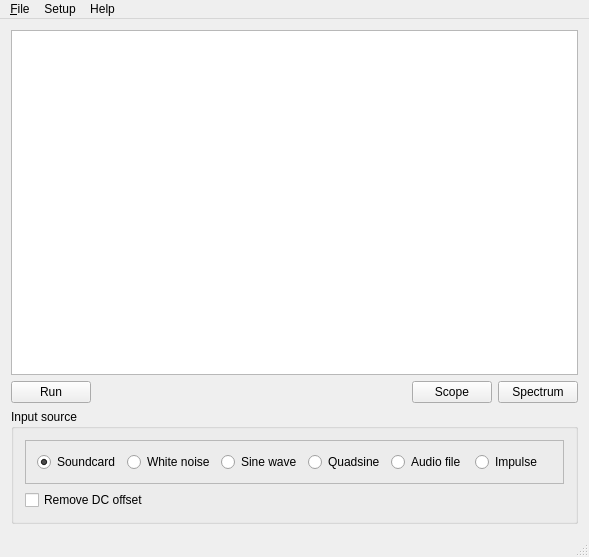
trcwm/BasicDSP, file mainwindow.ui: the form before one commit.
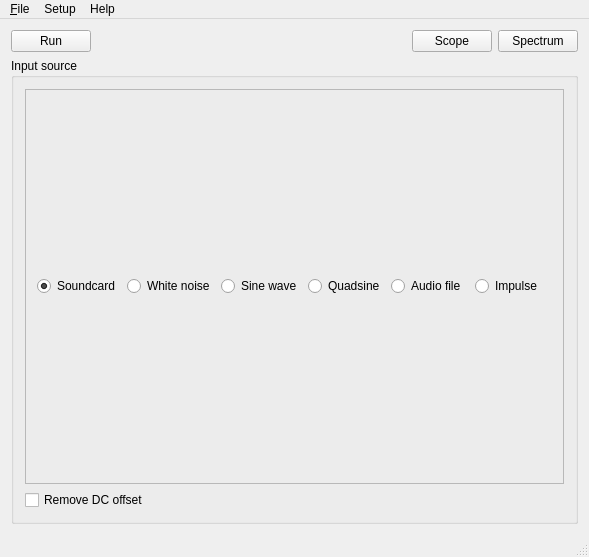
The form after the commit.

Commit message: * Added a new code editor component to allow syntax highlighting (later), error highlighting and line numbers. * Added new portaudio device naming convention <device_name><hostapi><inchannels><outchannels> to get better persistence. * Added a read-only 'samplerate' variable. * Added file saving, loading and save-on-close functionality.

Diff of the .ui file:
```diff
--- a/mainwindow.ui
+++ b/mainwindow.ui
@@ -16,7 +16,7 @@
   <widget class="QWidget" name="centralWidget">
    <layout class="QVBoxLayout" name="mainLayout">
     <item>
-     <widget class="QPlainTextEdit" name="sourceEditor"/>
+     <layout class="QVBoxLayout" name="sourceEditorLayout"/>
     </item>
     <item>
      <layout class="QHBoxLayout" name="buttonLayout">
```
The commit also changes 11 other files.
